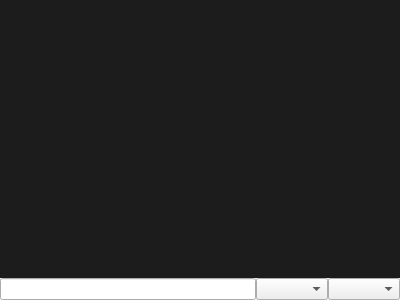
First picture: the form in serialmonitor.ui, repository shirnschall/H-Bridge, before the edit.
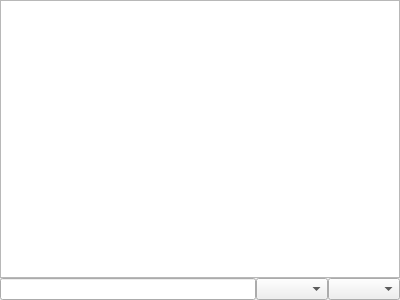
Second picture: the form after the edit.

Diff of the .ui file:
```diff
--- a/serialmonitor.ui
+++ b/serialmonitor.ui
@@ -13,6 +13,9 @@
   <property name="windowTitle">
    <string>Form</string>
   </property>
+  <property name="styleSheet">
+   <string notr="true"/>
+  </property>
   <layout class="QGridLayout" name="gridLayout">
    <property name="leftMargin">
     <number>0</number>
@@ -32,10 +35,7 @@
    <item row="0" column="0">
     <widget class="QPlainTextEdit" name="plainTextEdit">
      <property name="styleSheet">
-      <string notr="true">background-color:rgb(28,28,28);
-color:white;
-font: 10pt &quot;Consolas&quot;;
-border:none;</string>
+      <string notr="true"/>
      </property>
     </widget>
    </item>
```
